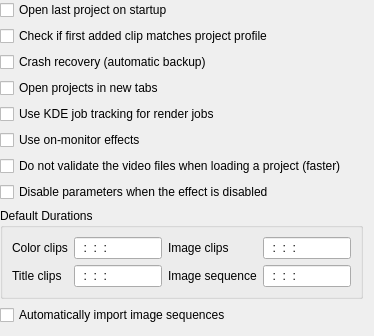
The window that src/widgets/configmisc_ui.ui (KDE/kdenlive) describes before a commit, drawn with Qt 5.
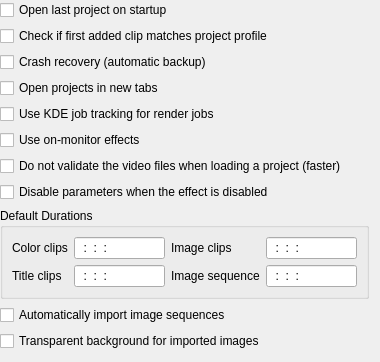
The same window after the commit. Custom widgets are drawn as their Qt base class.

Commit message: Add image transparency option to settings dialog

The edit to the form file:
```diff
--- a/src/widgets/configmisc_ui.ui
+++ b/src/widgets/configmisc_ui.ui
@@ -6,7 +6,7 @@
    <rect>
     <x>0</x>
     <y>0</y>
-    <width>374</width>
+    <width>380</width>
     <height>320</height>
    </rect>
   </property>
@@ -106,7 +106,7 @@
      </layout>
     </widget>
    </item>
-   <item row="10" column="0" colspan="3">
+   <item row="11" column="0" colspan="3">
     <spacer>
      <property name="orientation">
       <enum>Qt::Vertical</enum>
@@ -161,6 +161,13 @@
      </property>
     </widget>
    </item>
+   <item row="10" column="0">
+    <widget class="QCheckBox" name="kcfg_autoimagetransparency">
+     <property name="text">
+      <string>Transparent background for imported images</string>
+     </property>
+    </widget>
+   </item>
   </layout>
  </widget>
  <customwidgets>
```
